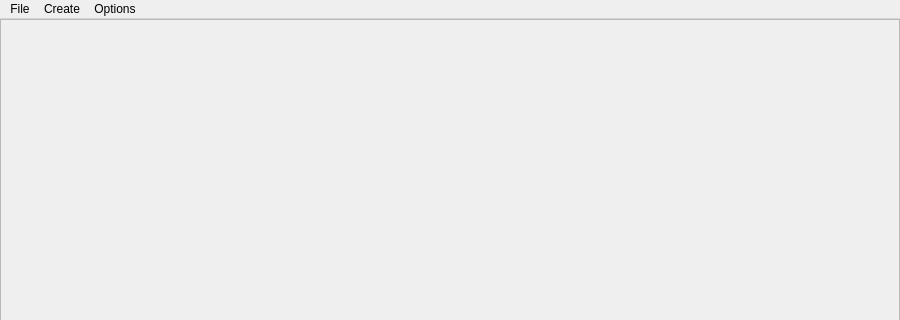
The window that main/spectra/src/MainWindow.ui (FRIBDAQ/SpecTcl) describes before a commit, drawn with Qt 5; both pictures show x 0 to 900 and y 0 to 320 of the 900 by 700 pixel window.
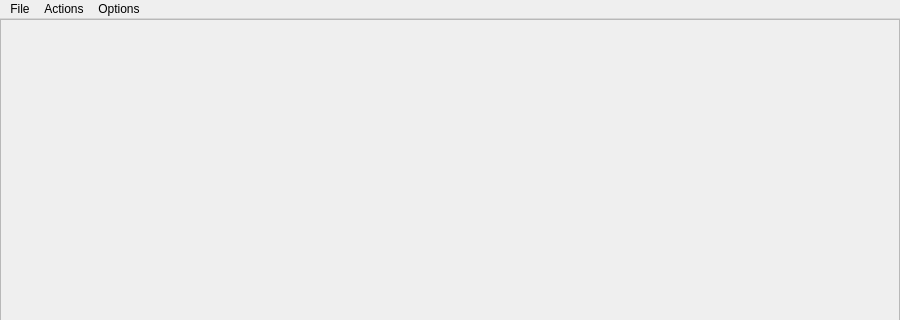
The same window after the commit. Icons and pictures are not drawn.

What changed in the file:
```diff
--- a/main/spectra/src/MainWindow.ui
+++ b/main/spectra/src/MainWindow.ui
@@ -80,7 +80,7 @@
    </widget>
    <widget class="QMenu" name="menuCreate">
     <property name="title">
-     <string>Create</string>
+     <string>Actions</string>
     </property>
     <addaction name="actionNewHistogram"/>
    </widget>
```
Left out of the diff: 11 changed lines with no effect on the pictures.
